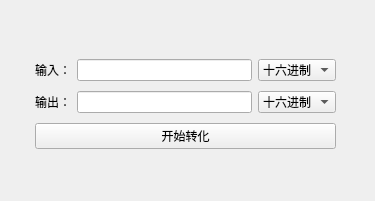
Before: the Qt Designer form 进制转化.ui in Hanserwei/PySide6, drawn with Qt 5.
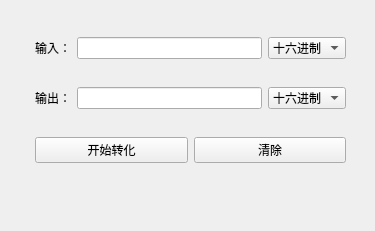
After: the same form once the commit is applied.

Commit message: 进制转换器

Diff of the .ui file:
```diff
--- a/进制转化.ui
+++ b/进制转化.ui
@@ -7,19 +7,19 @@
     <x>0</x>
     <y>0</y>
     <width>375</width>
-    <height>201</height>
+    <height>231</height>
    </rect>
   </property>
   <property name="windowTitle">
    <string>进制转化</string>
   </property>
-  <widget class="QWidget" name="">
+  <widget class="QWidget" name="layoutWidget">
    <property name="geometry">
     <rect>
      <x>30</x>
-     <y>50</y>
-     <width>311</width>
-     <height>111</height>
+     <y>10</y>
+     <width>321</width>
+     <height>181</height>
     </rect>
    </property>
    <layout class="QVBoxLayout" name="verticalLayout">
@@ -101,12 +101,23 @@
       </item>
      </layout>
     </item>
+    <item>
+     <layout class="QHBoxLayout" name="horizontalLayout_3">
     <item>
      <widget class="QPushButton" name="pushButton">
       <property name="text">
        <string>开始转化</string>
       </property>
      </widget>
+      </item>
+      <item>
+       <widget class="QPushButton" name="pushButton_2">
+        <property name="text">
+         <string>清除</string>
+        </property>
+       </widget>
+      </item>
+     </layout>
     </item>
    </layout>
   </widget>
```
Left out of the diff: 10 changed lines with no effect on the pictures. Lines whose indentation alone changed are shown as unchanged. The commit also changes 6 other files.
